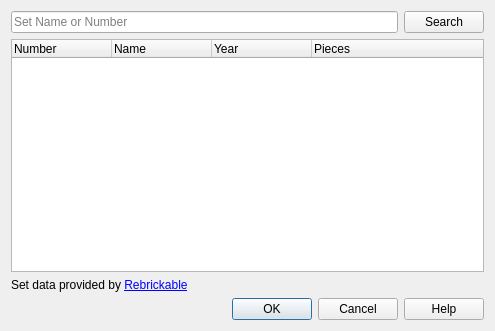
Before: the Qt Designer form source/interface/dialogs/sw_dialog_database_sets.ui in nathaneltitane/studworks, drawn with Qt 5.
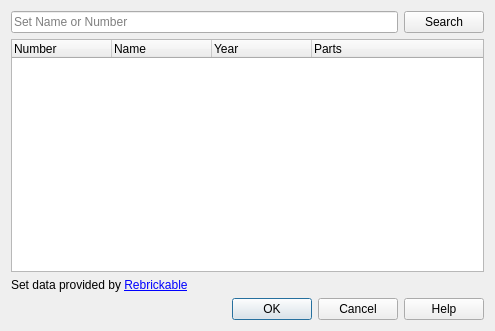
After: the same form once the commit is applied.

What changed in the file:
```diff
--- a/source/interface/dialogs/sw_dialog_database_sets.ui
+++ b/source/interface/dialogs/sw_dialog_database_sets.ui
@@ -87,7 +87,7 @@
      </column>
      <column>
       <property name="text">
-       <string>Pieces</string>
+       <string>Parts</string>
       </property>
      </column>
     </widget>
```
Left out of the diff: 4 changed lines with no effect on the pictures.
